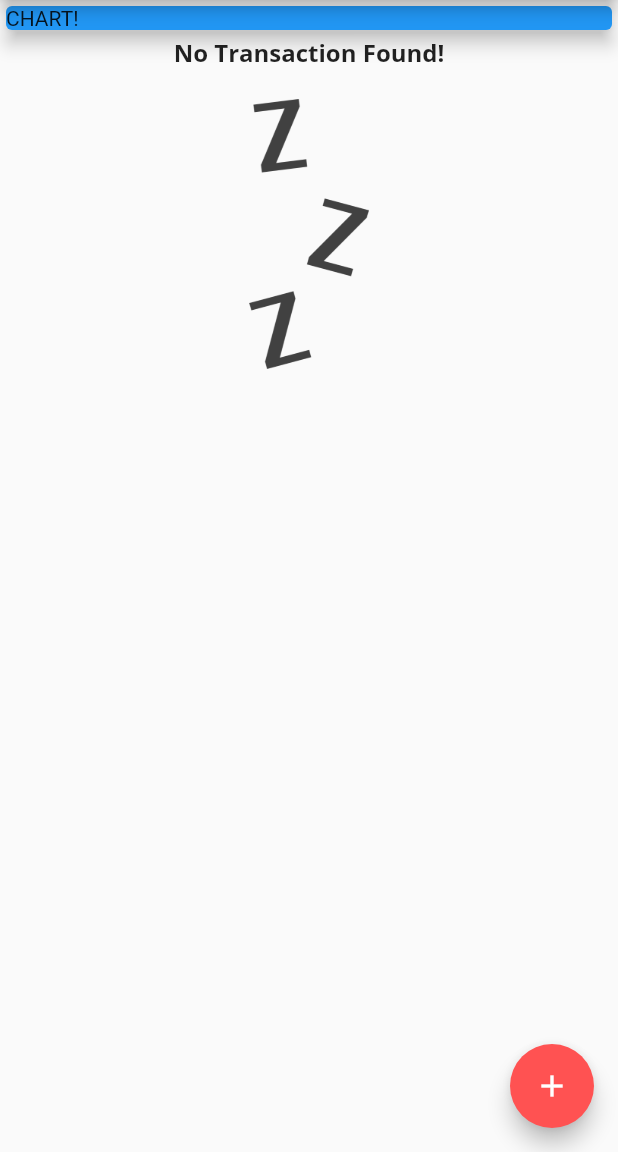
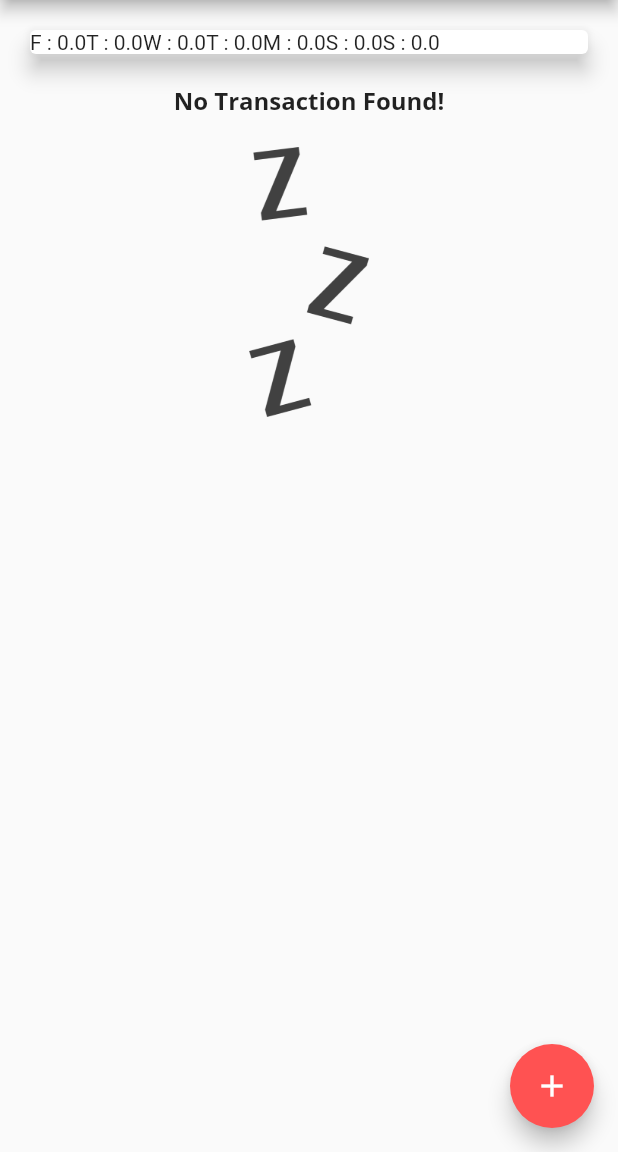
Before and after one commit to Debadrita438/flutter-expense-app, a Flutter app: the screen it shows after launch, on a phone screen of 412 x 824 dp, the part 84-1236 px from its top. Run offline on Flutter 3.47's test engine with Material 2 defaults, Android fonts, the phone set to English and light mode, and no system bars.

Commit message:
aded chat bar data

```diff
--- a/lib/main.dart
+++ b/lib/main.dart
@@ -1,9 +1,9 @@
-import 'package:expense_app/widgets/transaction_list.dart';
 import 'package:flutter/material.dart';
 
 import './widgets/new_transaction.dart';
 import './widgets/transaction_list.dart';
 import './models/transaction.dart';
+import './widgets/chart.dart';
 
 void main() => runApp(const MyApp());
 
@@ -62,6 +62,16 @@ class _ExpenseAppState extends State<ExpenseApp> {
     // ),
   ];
 
+  List<Transaction> get _recentTransactions {
+    return _userTransactions.where((tx) {
+      return tx.date.isAfter(
+        DateTime.now().subtract(
+          const Duration(days: 7),
+        ),
+      );
+    }).toList();
+  }
+
   void _addNewTransaction(String txTitle, double txAmount) {
     final newTx = Transaction(
       id: DateTime.now().toString(),
@@ -102,13 +112,8 @@ class _ExpenseAppState extends State<ExpenseApp> {
         child: Column(
           crossAxisAlignment: CrossAxisAlignment.stretch,
           children: [
-            Container(
-              width: double.infinity,
-              child: const Card(
-                child: Text('CHART!'),
-                elevation: 5,
-                color: Colors.blue,
-              ),
+            Chart(
+              recentTransactions: _recentTransactions,
             ),
             TransactionList(userTransactions: _userTransactions)
           ],
--- /dev/null
+++ b/lib/widgets/chart.dart
@@ -0,0 +1,43 @@
+import 'package:flutter/material.dart';
+import 'package:intl/intl.dart';
+
+import '../models/transaction.dart';
+
+class Chart extends StatelessWidget {
+  final List<Transaction> recentTransactions;
+
+  const Chart({Key? key, required this.recentTransactions}) : super(key: key);
+
+  List<Map<String, Object>> get groupedTransactionValues {
+    return List.generate(7, (index) {
+      final weekDay = DateTime.now().subtract(Duration(days: index));
+      var totalSum = 0.0;
+      for (var i = 0; i < recentTransactions.length; i++) {
+        if (recentTransactions[i].date.day == weekDay.day &&
+            recentTransactions[i].date.month == weekDay.month &&
+            recentTransactions[i].date.year == weekDay.year) {
+          totalSum += recentTransactions[i].amount;
+        }
+      }
+
+      return {
+        'day': DateFormat.E().format(weekDay).substring(0, 1),
+        'amount': totalSum,
+      };
+    });
+  }
+
+  @override
+  Widget build(BuildContext context) {
+    print(groupedTransactionValues);
+    return Card(
+      elevation: 6,
+      margin: EdgeInsets.all(20),
+      child: Row(
+        children: groupedTransactionValues.map((data) {
+          return Text('${data['day']} : ${data['amount'].toString()}');
+        }).toList(),
+      ),
+    );
+  }
+}
```
Also changed, not shown: lib/widgets/chart_bar.dart (added, +19 -0 lines).
